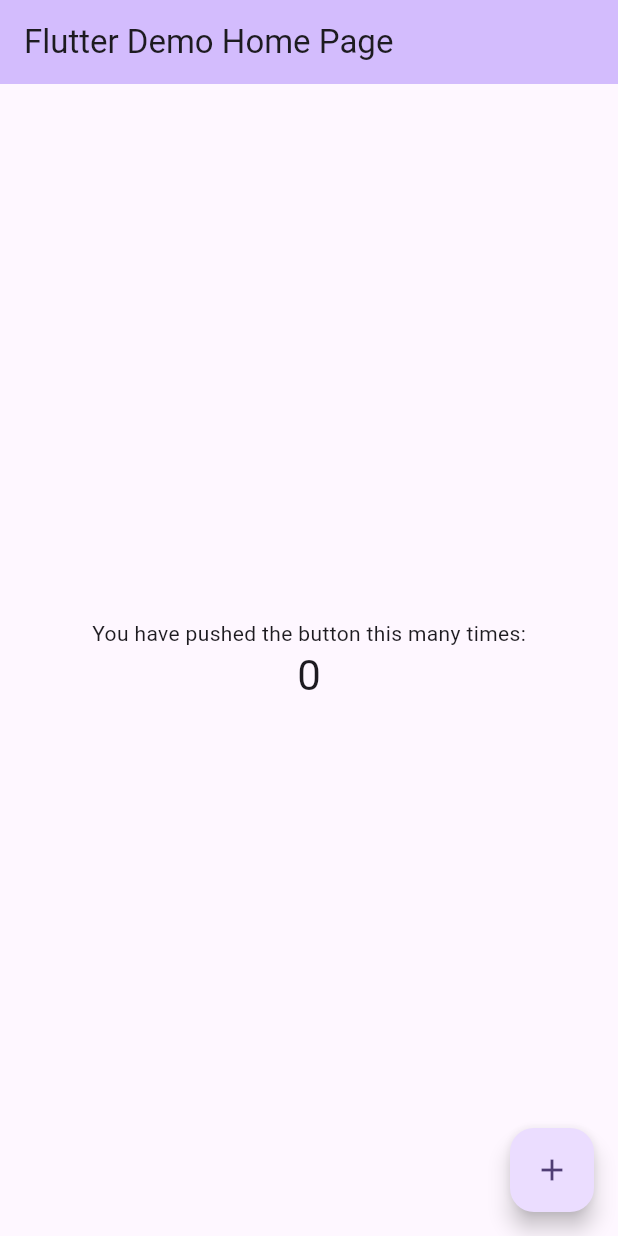
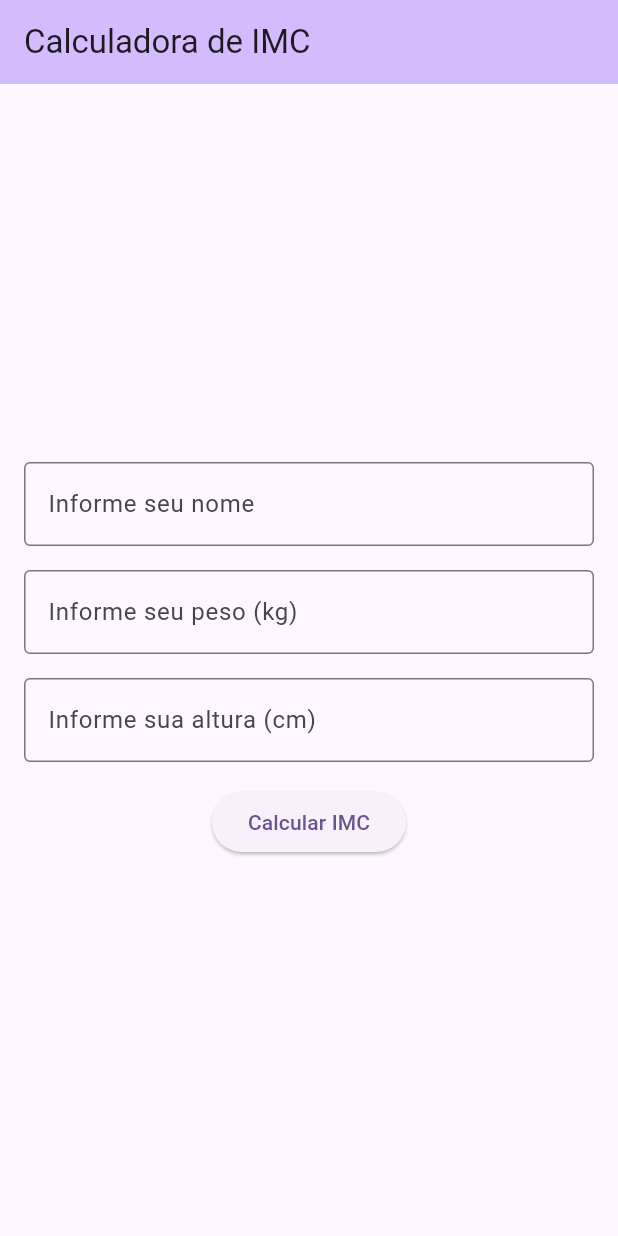
Before and after one commit to leomoraesitu/flutter_imc_calculator, a Flutter app: the screen it shows after launch, on a phone screen of 412 x 824 dp. Run offline on Flutter 3.47's test engine with Material 3 defaults, Android fonts, the light colour scheme and no system bars.

Commit message:
Implement feature: input_screen

```diff
--- a/lib/main.dart
+++ b/lib/main.dart
@@ -1,125 +1,6 @@
 import 'package:flutter/material.dart';
+import 'package:flutter_imc_calculator/screens/input_screen.dart';
 
 void main() {
-  runApp(const MyApp());
+  runApp(const InputScreen());
 }
-
-class MyApp extends StatelessWidget {
-  const MyApp({super.key});
-
-  // This widget is the root of your application.
-  @override
-  Widget build(BuildContext context) {
-    return MaterialApp(
-      title: 'Flutter Demo',
-      theme: ThemeData(
-        // This is the theme of your application.
-        //
-        // TRY THIS: Try running your application with "flutter run". You'll see
-        // the application has a purple toolbar. Then, without quitting the app,
-        // try changing the seedColor in the colorScheme below to Colors.green
-        // and then invoke "hot reload" (save your changes or press the "hot
-        // reload" button in a Flutter-supported IDE, or press "r" if you used
-        // the command line to start the app).
-        //
-        // Notice that the counter didn't reset back to zero; the application
-        // state is not lost during the reload. To reset the state, use hot
-        // restart instead.
-        //
-        // This works for code too, not just values: Most code changes can be
-        // tested with just a hot reload.
-        colorScheme: ColorScheme.fromSeed(seedColor: Colors.deepPurple),
-        useMaterial3: true,
-      ),
-      home: const MyHomePage(title: 'Flutter Demo Home Page'),
-    );
-  }
-}
-
-class MyHomePage extends StatefulWidget {
-  const MyHomePage({super.key, required this.title});
-
-  // This widget is the home page of your application. It is stateful, meaning
-  // that it has a State object (defined below) that contains fields that affect
-  // how it looks.
-
-  // This class is the configuration for the state. It holds the values (in this
-  // case the title) provided by the parent (in this case the App widget) and
-  // used by the build method of the State. Fields in a Widget subclass are
-  // always marked "final".
-
-  final String title;
-
-  @override
-  State<MyHomePage> createState() => _MyHomePageState();
-}
-
-class _MyHomePageState extends State<MyHomePage> {
-  int _counter = 0;
-
-  void _incrementCounter() {
-    setState(() {
-      // This call to setState tells the Flutter framework that something has
-      // changed in this State, which causes it to rerun the build method below
-      // so that the display can reflect the updated values. If we changed
-      // _counter without calling setState(), then the build method would not be
-      // called again, and so nothing would appear to happen.
-      _counter++;
-    });
-  }
-
-  @override
-  Widget build(BuildContext context) {
-    // This method is rerun every time setState is called, for instance as done
-    // by the _incrementCounter method above.
-    //
-    // The Flutter framework has been optimized to make rerunning build methods
-    // fast, so that you can just rebuild anything that needs updating rather
-    // than having to individually change instances of widgets.
-    return Scaffold(
-      appBar: AppBar(
-        // TRY THIS: Try changing the color here to a specific color (to
-        // Colors.amber, perhaps?) and trigger a hot reload to see the AppBar
-        // change color while the other colors stay the same.
-        backgroundColor: Theme.of(context).colorScheme.inversePrimary,
-        // Here we take the value from the MyHomePage object that was created by
-        // the App.build method, and use it to set our appbar title.
-        title: Text(widget.title),
-      ),
-      body: Center(
-        // Center is a layout widget. It takes a single child and positions it
-        // in the middle of the parent.
-        child: Column(
-          // Column is also a layout widget. It takes a list of children and
-          // arranges them vertically. By default, it sizes itself to fit its
-          // children horizontally, and tries to be as tall as its parent.
-          //
-          // Column has various properties to control how it sizes itself and
-          // how it positions its children. Here we use mainAxisAlignment to
-          // center the children vertically; the main axis here is the vertical
-          // axis because Columns are vertical (the cross axis would be
-          // horizontal).
-          //
-          // TRY THIS: Invoke "debug painting" (choose the "Toggle Debug Paint"
-          // action in the IDE, or press "p" in the console), to see the
-          // wireframe for each widget.
-          mainAxisAlignment: MainAxisAlignment.center,
-          children: <Widget>[
-            const Text(
-              'You have pushed the button this many times:',
-            ),
-            Text(
-              '$_counter',
-              style: Theme.of(context).textTheme.headlineMedium,
-            ),
-          ],
-        ),
-      ),
-      floatingActionButton: FloatingActionButton(
-        onPressed: _incrementCounter,
-        tooltip: 'Increment',
-        child: const Icon(Icons.add),
-      ), // This trailing comma makes auto-formatting nicer for build methods.
-    );
-  }
-}
--- /dev/null
+++ b/lib/screens/input_screen.dart
@@ -0,0 +1,108 @@
+import 'package:flutter/material.dart';
+import 'package:flutter_imc_calculator/model/pessoa_model.dart';
+import 'package:flutter_imc_calculator/utils/imc_calculator.dart';
+
+class InputScreen extends StatelessWidget {
+  const InputScreen({super.key});
+
+  @override
+  Widget build(BuildContext context) {
+    return MaterialApp(
+      title: 'IMC Calculator',
+      theme: ThemeData(
+        colorScheme: ColorScheme.fromSeed(seedColor: Colors.deepPurple),
+        useMaterial3: true,
+      ),
+      home: const MyHomePage(title: 'Calculadora de IMC'),
+    );
+  }
+}
+
+class MyHomePage extends StatefulWidget {
+  const MyHomePage({super.key, required this.title});
+
+  final String title;
+
+  @override
+  State<MyHomePage> createState() => _MyHomePageState();
+}
+
+class _MyHomePageState extends State<MyHomePage> {
+  final TextEditingController _nameController = TextEditingController();
+  final TextEditingController _weightController = TextEditingController();
+  final TextEditingController _heightController = TextEditingController();
+
+  @override
+  void dispose() {
+    _nameController.dispose();
+    _weightController.dispose();
+    _heightController.dispose();
+    super.dispose();
+  }
+
+  @override
+  Widget build(BuildContext context) {
+    return Scaffold(
+      appBar: AppBar(
+        backgroundColor: Theme.of(context).colorScheme.inversePrimary,
+        title: Text(widget.title),
+      ),
+      body: Padding(
+        padding: const EdgeInsets.all(16.0),
+        child: Column(
+          mainAxisAlignment: MainAxisAlignment.center,
+          children: <Widget>[
+            TextField(
+              controller: _nameController,
+              decoration: const InputDecoration(
+                labelText: 'Informe seu nome',
+                border: OutlineInputBorder(),
+              ),
+            ),
+            const SizedBox(height: 16),
+            TextField(
+              controller: _weightController,
+              decoration: const InputDecoration(
+                labelText: 'Informe seu peso (kg)',
+                border: OutlineInputBorder(),
+              ),
+              keyboardType: TextInputType.number,
+            ),
+            const SizedBox(height: 16),
+            TextField(
+              controller: _heightController,
+              decoration: const InputDecoration(
+                labelText: 'Informe sua altura (cm)',
+                border: OutlineInputBorder(),
+              ),
+              keyboardType: TextInputType.number,
+            ),
+            const SizedBox(height: 16),
+            ElevatedButton(
+              onPressed: () {
+                String name = _nameController.text;
+                double weight = double.tryParse(_weightController.text) ?? 0.0;
+                double height = double.tryParse(_heightController.text) ?? 0.0;
+
+                Pessoa pessoa = Pessoa(name, weight, height);
+                double imc = ImcCalculator.calcularIMC(pessoa);
+                String categoria = ImcCalculator.obterCategoriaIMC(imc);
+
+                showDialog(
+                  context: context,
+                  builder: (context) {
+                    return AlertDialog(
+                      content: Text(
+                          'Nome: ${pessoa.getNome()}\nIMC: ${imc.toStringAsFixed(2)}\nCategoria: $categoria'),
+                    );
+                  },
+                );
+              },
+              child: const Text('Calcular IMC'),
+            ),
+          ],
+        ),
+      ),
+    );
+  }
+}
```
Also changed, not shown: 1 other file.
